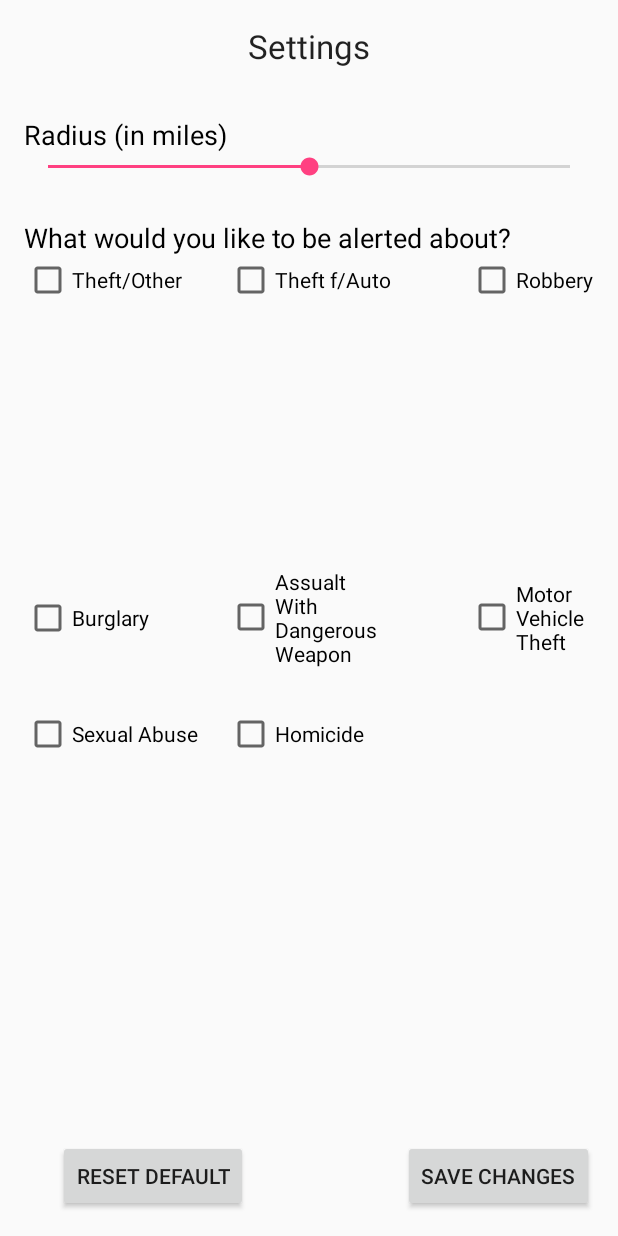
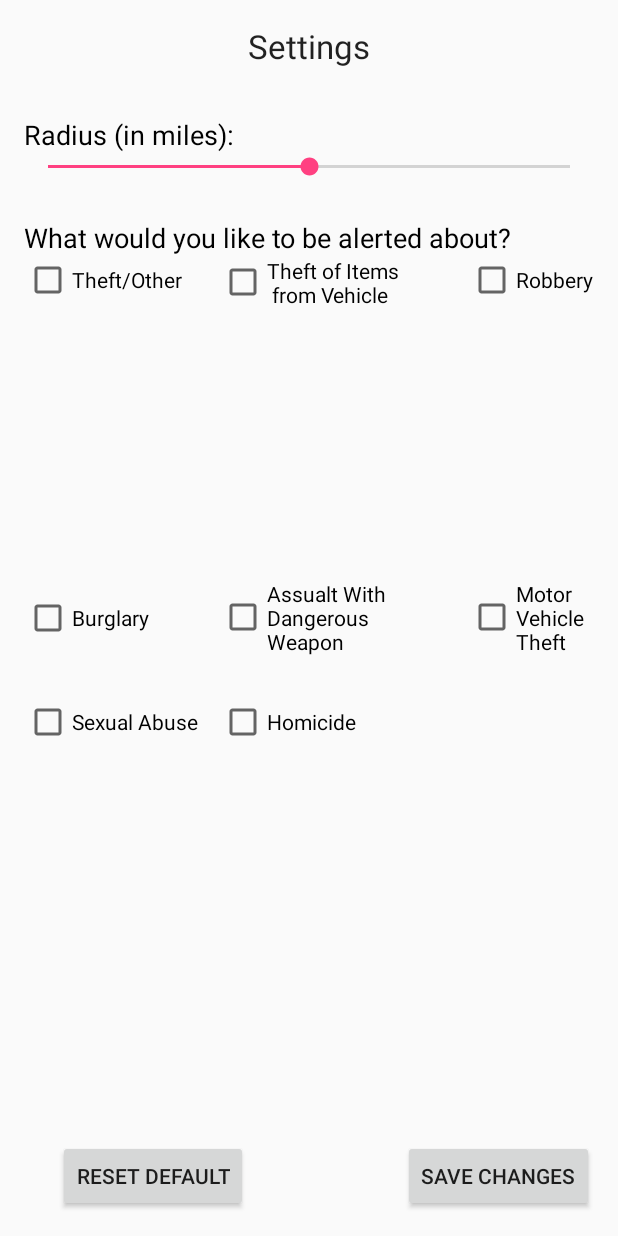
Before and after one commit to afutter/CrimeStoppers, an Android app: the screen it shows after launch (SettingsActivity), after a tap on an icon or button, on a phone screen of 412 x 824 dp. Run offline under Robolectric (Android 15) with nearby library versions, the phone set to English and light mode, and no system bars; 1 statement that could not run was skipped.

Commit message:
formatted settings page

```diff
--- a/app/src/main/java/com/example/akiva/crimestoppers/SettingsActivity.java
+++ b/app/src/main/java/com/example/akiva/crimestoppers/SettingsActivity.java
@@ -2,19 +2,189 @@ package com.example.akiva.crimestoppers;
 
 import android.app.Activity;
 import android.os.Bundle;
+import android.view.View;
+import android.widget.Button;
+import android.widget.CheckBox;
+import android.widget.SeekBar;
+import android.widget.TextView;
+
+import java.util.HashMap;
 
 /**
  * Created by Akiva on 4/25/16.
  */
 public class SettingsActivity extends Activity {
+    TextView radiusVal;
+    CheckBox theft;
+    CheckBox robbery;
+    CheckBox assault;
+    CheckBox burglary;
+    CheckBox fromautoTheft;
+    CheckBox sexualAbuse;
+    CheckBox homicide;
+    CheckBox car;
+    Button save;
+    Button reset;
+    SeekBar radiusBar;
+    public static HashMap<String, String> tracking= new HashMap<String, String>();
+    public static double radius;
+    private int progress;
     @Override
     protected void onCreate(Bundle savedInstanceState) {
         super.onCreate(savedInstanceState);
         setContentView(R.layout.activity_settings);
 
+        radiusVal=(TextView)findViewById(R.id.seekbarVal);
+        radiusVal.setText(""+radiusBar.getProgress());
+
+        theft=(CheckBox) findViewById(R.id.theftCheckBox);
+        robbery=(CheckBox) findViewById(R.id.robberyCheckBox);
+        assault=(CheckBox) findViewById(R.id.burglaryCheckBox);
+        burglary= (CheckBox) findViewById(R.id.burglaryCheckBox);
+        fromautoTheft= (CheckBox) findViewById(R.id.carJackCheckBox);
+        sexualAbuse=(CheckBox) findViewById(R.id.sexCheckBox);
+        homicide=(CheckBox) findViewById(R.id.homicideCheckBox);
+        car=(CheckBox)findViewById(R.id.carCheckBox);
+        save=(Button) findViewById(R.id.submitButton);
+        reset=(Button)findViewById(R.id.resetButton);
+        radiusBar=(SeekBar)findViewById(R.id.seekBarRadius);
+
+
+
+
+
+
         if(getIntent()!=null){
 
         }
 
+        radiusBar.setOnSeekBarChangeListener(new SeekBar.OnSeekBarChangeListener() {
+            @Override
+            public void onProgressChanged(SeekBar seekBar, int progress, boolean fromUser) {
+                radiusVal.setText(seekBar.getProgress());
+            }
+
+            @Override
+            public void onStartTrackingTouch(SeekBar seekBar) {
+
+            }
+
+            @Override
+            public void onStopTrackingTouch(SeekBar seekBar) {
+
+            }
+        });
+
+
+        save.setOnClickListener(new View.OnClickListener() {
+            @Override
+            public void onClick(View v) {
+                setSettings();
+                radius=radiusBar.getProgress();
+
+            }
+        });
+
+
     }
+    /*Keys
+    * Theft, Robbery,Assault,Burglary,FromAutoTheft,sexualAbuse,Homicide,Car
+    * */
+
+    private void setSettings(){
+        if(theft.isChecked()){
+            if(!tracking.containsKey("Theft")) {
+                tracking.put("Theft", "Warning! Theft occurring");
+            }
+        }else{
+            if(tracking.containsKey("Theft")){
+                tracking.remove("Theft");
+            }
+        }
+
+        if(robbery.isChecked()){
+            if(!tracking.containsKey("Robbery")) {
+                tracking.put("Robbery", "Warning! Robbery occurring");
+            }
+        }else{
+            if(tracking.containsKey("Robbery")){
+                tracking.remove("Robbery");
+            }
+        }
+
+        if(assault.isChecked()){
+            if(!tracking.containsKey("Assault")) {
+                tracking.put("Assault", "Warning! Assault occurring");
+            }
+        }else{
+            if(tracking.containsKey("Assault")){
+                tracking.remove("Assault");
+            }
+        }
+
+
+        if(burglary.isChecked()){
+            if(!tracking.containsKey("Burglary")) {
+                tracking.put("Burglary", "Warning! Burglarly occurring");
+            }
+        }else{
+            if(tracking.containsKey("Burglary")){
+                tracking.remove("Burglary");
+            }
+        }
+
+        if(fromautoTheft.isChecked()){
+            if(!tracking.containsKey("FromAutoTheft")) {
+                tracking.put("FromAutoTheft", "Warning! Theft of Property from Auto occurring");
+            }
+        }else{
+            if(tracking.containsKey("FromAutoTheft")){
+                tracking.remove("FromAutoTheft");
+            }
+        }
+
+
+        if(sexualAbuse.isChecked()){
+            if(!tracking.containsKey("sexualAbuse")) {
+                tracking.put("sexualAbuse", "Warning! Sexual Abuse occurring");
+            }
+        }else{
+            if(tracking.containsKey("sexualAbuse")){
+                tracking.remove("sexualAbuse");
+            }
+        }
+
+        if(homicide.isChecked()){
+            if(!tracking.containsKey("Homicide")) {
+                tracking.put("Homicide", "Warning! Homicide occurring");
+            }
+        }else{
+            if(tracking.containsKey("Homicide")){
+                tracking.remove("Homicide");
+            }
+        }
+
+        if(car.isChecked()){
+            if(!tracking.containsKey("Car")) {
+                tracking.put("Car", "Warning! Car theft ocurring");
+            }
+        }else{
+            if(tracking.containsKey("Car")){
+                tracking.remove("Car");
+            }
+        }
+
+
+
+
+    }
+    public static String checkTracking(String crimeType, double distance){
+        if(tracking.containsKey(crimeType)){
+            return tracking.get(crimeType)+" "+distance+" miles away!";
+
+        }else {
+            return "Not Tracking";
+        }
+    }
+
 }
--- a/app/src/main/res/layout/activity_settings.xml
+++ b/app/src/main/res/layout/activity_settings.xml
@@ -22,7 +22,7 @@
         android:layout_width="wrap_content"
         android:layout_height="wrap_content"
         android:textAppearance="?android:attr/textAppearanceMedium"
-        android:text="Radius (in miles)"
+        android:text="Radius (in miles): "
         android:id="@+id/radiusHeader"
         android:layout_below="@+id/settingsHeader"
         android:layout_alignParentStart="true"
@@ -76,8 +76,8 @@
         android:id="@+id/assaultCheckBox"
         android:checked="false"
         android:layout_centerVertical="true"
-        android:layout_alignStart="@+id/autoCheckBox"
-        android:layout_alignEnd="@+id/autoCheckBox" />
+        android:layout_alignStart="@+id/carJackCheckBox"
+        android:layout_toStartOf="@+id/submitButton" />
 
     <CheckBox
         android:layout_width="wrap_content"
@@ -91,10 +91,10 @@
     <CheckBox
         android:layout_width="wrap_content"
         android:layout_height="wrap_content"
-        android:text="Theft f/Auto"
-        android:id="@+id/autoCheckBox"
+        android:text="Theft of Items\n from Vehicle"
+        android:id="@+id/carJackCheckBox"
         android:checked="false"
-        android:layout_alignTop="@+id/theftCheckBox"
+        android:layout_below="@+id/checkBoxHeader"
         android:layout_centerHorizontal="true" />
 
     <Button
@@ -142,4 +142,12 @@
         android:layout_alignTop="@+id/sexCheckBox"
         android:layout_alignStart="@+id/assaultCheckBox" />
 
+    <TextView
+        android:layout_width="wrap_content"
+        android:layout_height="wrap_content"
+        android:textAppearance="?android:attr/textAppearanceMedium"
+        android:id="@+id/seekbarVal"
+        android:layout_above="@+id/seekBarRadius"
+        android:layout_toEndOf="@+id/radiusHeader" />
+
 </RelativeLayout>
```
